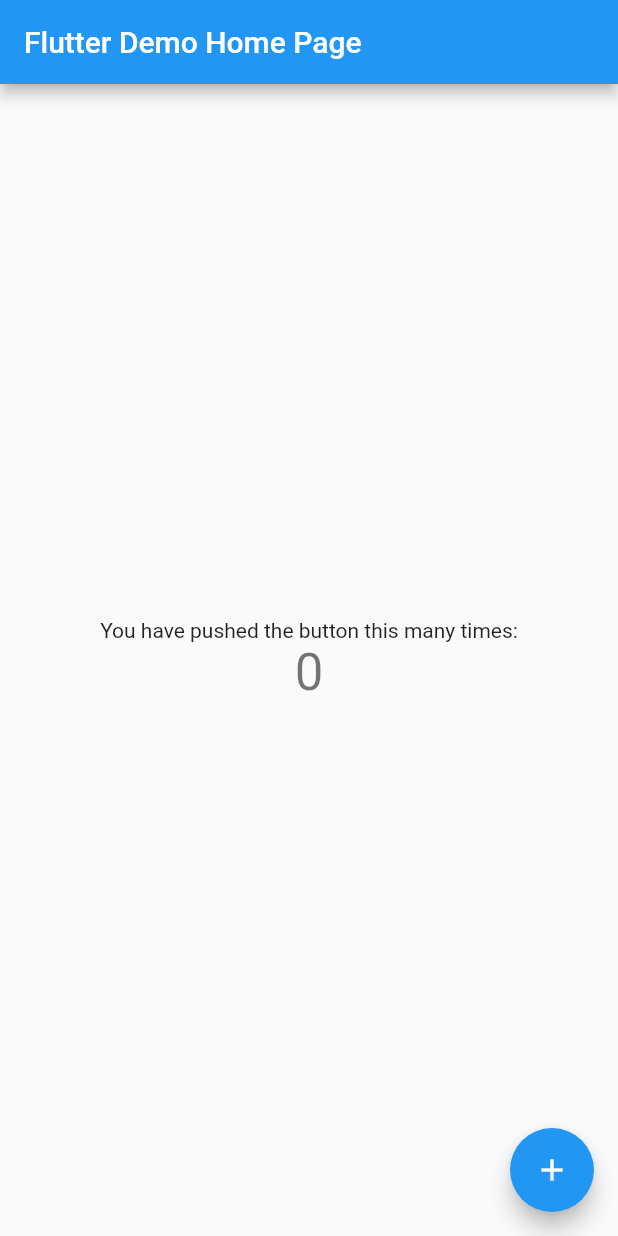
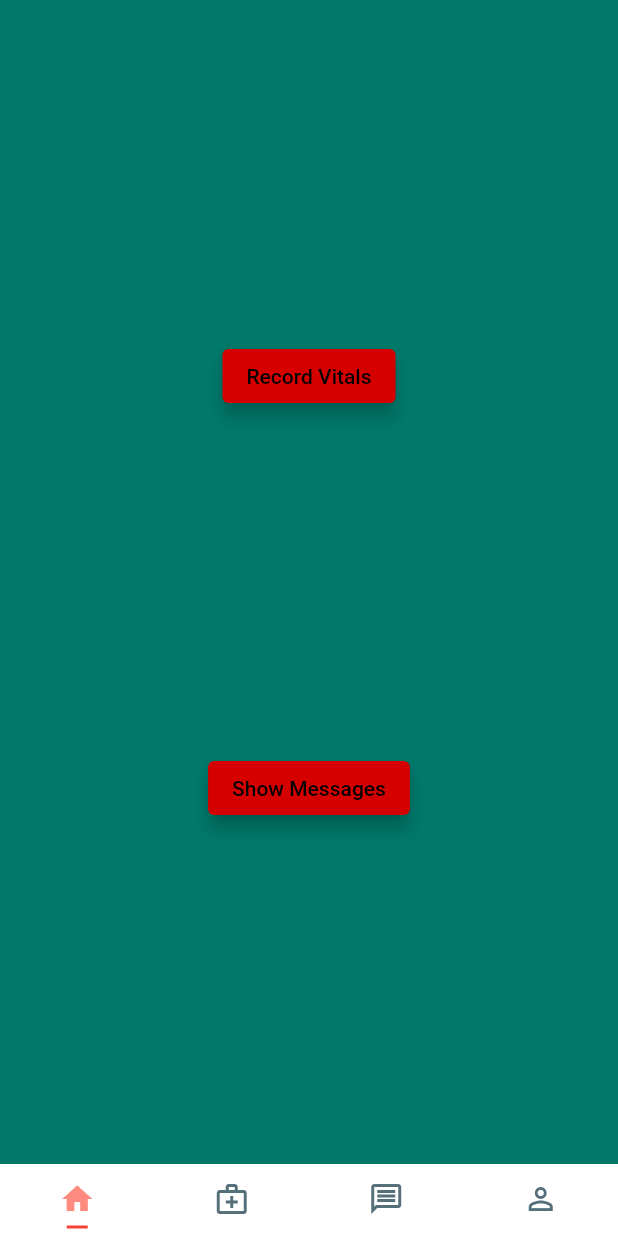
Before and after one commit to ianiscardona/PandeMate-Health-Monitoring-App, a Flutter app: the screen it shows after launch, on a phone screen of 412 x 824 dp. Run offline on Flutter 3.47's test engine with Material 2 defaults, Android fonts, the phone set to English and light mode, and no system bars.

Commit message:
Saving to Github

```diff
--- /dev/null
+++ b/App/healthapp/lib/UI/Home/home_page.dart
@@ -0,0 +1,46 @@
+import 'package:flutter/material.dart';
+
+class HomePage extends StatefulWidget {
+  @override
+  _HomePageState createState() => _HomePageState();
+}
+
+class _HomePageState extends State<HomePage> {
+  @override
+  Widget build(BuildContext context) {
+    return Container(
+      child: Column(
+        mainAxisAlignment: MainAxisAlignment.spaceEvenly,
+        crossAxisAlignment: CrossAxisAlignment.center,
+        children: [
+          Box("Record Vitals"),
+          Box("Show Messages"),
+        ],
+      ),
+      color: Colors.teal[700],
+    );
+  }
+}
+
+class Box extends StatelessWidget {
+  final String name;
+
+  const Box(this.name);
+
+  @override
+  Widget build(BuildContext context) {
+    return ElevatedButton(
+      child: Text(name),
+      style: ElevatedButton.styleFrom(
+          primary: Colors.redAccent[700],
+          onPrimary: Colors.black,
+          elevation: 5),
+      onPressed: () {
+        print('Hello Ele');
+      },
+      onLongPress: () {
+        print('Peepepoooo');
+      },
+    );
+  }
+}
--- a/App/healthapp/lib/main.dart
+++ b/App/healthapp/lib/main.dart
@@ -1,4 +1,7 @@
 import 'package:flutter/material.dart';
+import 'package:healthapp/UI/Account/account_page.dart';
+import 'package:healthapp/UI/Home/home_page.dart';
+import 'package:healthapp/UI/Vitals/vitals_page.dart';
 
 void main() {
   runApp(MyApp());
@@ -9,36 +12,17 @@ class MyApp extends StatelessWidget {
   @override
   Widget build(BuildContext context) {
     return MaterialApp(
-      title: 'Flutter Demo',
+      title: 'PandeMate',
       theme: ThemeData(
-        // This is the theme of your application.
-        //
-        // Try running your application with "flutter run". You'll see the
-        // application has a blue toolbar. Then, without quitting the app, try
-        // changing the primarySwatch below to Colors.green and then invoke
-        // "hot reload" (press "r" in the console where you ran "flutter run",
-        // or simply save your changes to "hot reload" in a Flutter IDE).
-        // Notice that the counter didn't reset back to zero; the application
-        // is not restarted.
         primarySwatch: Colors.blue,
       ),
-      home: MyHomePage(title: 'Flutter Demo Home Page'),
+      home: MyHomePage(title: 'PandeMate Home Page'),
     );
   }
 }
 
 class MyHomePage extends StatefulWidget {
   MyHomePage({Key key, this.title}) : super(key: key);
-
-  // This widget is the home page of your application. It is stateful, meaning
-  // that it has a State object (defined below) that contains fields that affect
-  // how it looks.
-
-  // This class is the configuration for the state. It holds the values (in this
-  // case the title) provided by the parent (in this case the App widget) and
-  // used by the build method of the State. Fields in a Widget subclass are
-  // always marked "final".
-
   final String title;
 
   @override
@@ -50,64 +34,51 @@ class _MyHomePageState extends State<MyHomePage> {
 
   void _incrementCounter() {
     setState(() {
-      // This call to setState tells the Flutter framework that something has
-      // changed in this State, which causes it to rerun the build method below
-      // so that the display can reflect the updated values. If we changed
-      // _counter without calling setState(), then the build method would not be
-      // called again, and so nothing would appear to happen.
       _counter++;
     });
   }
 
   @override
   Widget build(BuildContext context) {
-    // This method is rerun every time setState is called, for instance as done
-    // by the _incrementCounter method above.
-    //
-    // The Flutter framework has been optimized to make rerunning build methods
-    // fast, so that you can just rebuild anything that needs updating rather
-    // than having to individually change instances of widgets.
-    return Scaffold(
-      appBar: AppBar(
-        // Here we take the value from the MyHomePage object that was created by
-        // the App.build method, and use it to set our appbar title.
-        title: Text(widget.title),
-      ),
-      body: Center(
-        // Center is a layout widget. It takes a single child and positions it
-        // in the middle of the parent.
-        child: Column(
-          // Column is also a layout widget. It takes a list of children and
-          // arranges them vertically. By default, it sizes itself to fit its
-          // children horizontally, and tries to be as tall as its parent.
-          //
-          // Invoke "debug painting" (press "p" in the console, choose the
-          // "Toggle Debug Paint" action from the Flutter Inspector in Android
-          // Studio, or the "Toggle Debug Paint" command in Visual Studio Code)
-          // to see the wireframe for each widget.
-          //
-          // Column has various properties to control how it sizes itself and
-          // how it positions its children. Here we use mainAxisAlignment to
-          // center the children vertically; the main axis here is the vertical
-          // axis because Columns are vertical (the cross axis would be
-          // horizontal).
-          mainAxisAlignment: MainAxisAlignment.center,
-          children: <Widget>[
-            Text(
-              'You have pushed the button this many times:',
-            ),
-            Text(
-              '$_counter',
-              style: Theme.of(context).textTheme.headline4,
-            ),
-          ],
+    return MaterialApp(
+      color: Colors.yellow,
+      home: DefaultTabController(
+        length: 4,
+        child: new Scaffold(
+          body: TabBarView(
+            children: [
+              HomePage(),
+              VitalsPage(),
+              new Container(
+                color: Colors.teal[700],
+              ),
+              AccountPage(),
+            ],
+          ),
+          bottomNavigationBar: new TabBar(
+            tabs: [
+              Tab(
+                icon: new Icon(Icons.home),
+              ),
+              Tab(
+                icon: new Icon(Icons.medical_services_outlined),
+              ),
+              Tab(
+                icon: new Icon(Icons.message_outlined),
+              ),
+              Tab(
+                icon: new Icon(Icons.perm_identity),
+              )
+            ],
+            labelColor: Colors.redAccent[100],
+            unselectedLabelColor: Colors.blueGrey[600],
+            indicatorSize: TabBarIndicatorSize.label,
+            indicatorPadding: EdgeInsets.all(5.0),
+            indicatorColor: Colors.red,
+          ),
+          backgroundColor: Colors.white,
         ),
       ),
-      floatingActionButton: FloatingActionButton(
-        onPressed: _incrementCounter,
-        tooltip: 'Increment',
-        child: Icon(Icons.add),
-      ), // This trailing comma makes auto-formatting nicer for build methods.
     );
   }
 }
```
Also changed, not shown: App/healthapp/lib/UI/Account/account_page.dart (added, +48 -0 lines), App/healthapp/lib/UI/Vitals/vitals_page.dart (added, +73 -0 lines).
